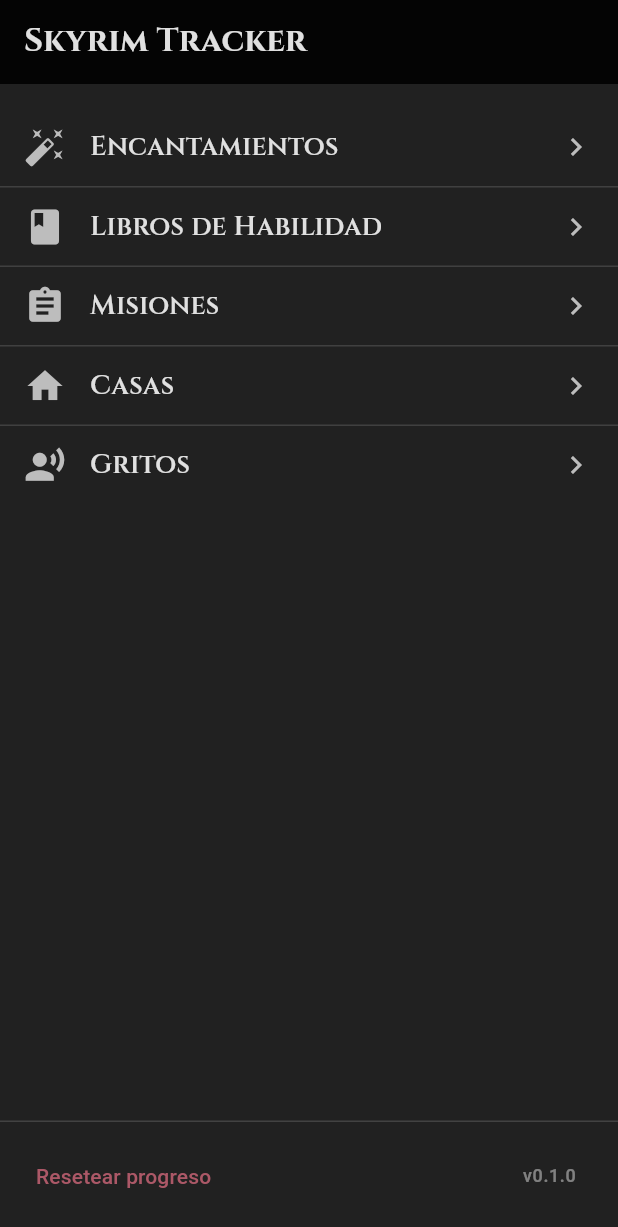
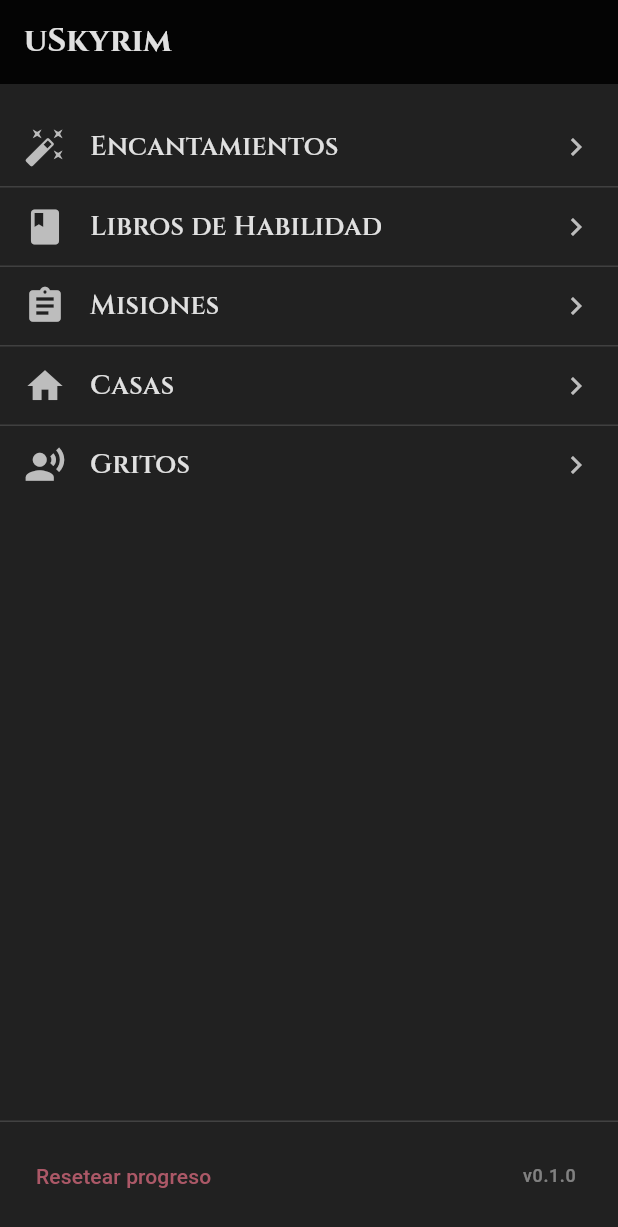
Before and after one commit to VtorHdev/skyrimtrack-flutter-app, a Flutter app: the screen it shows after launch, on a phone screen of 412 x 824 dp. Shown: the top 1227 px of the screen. Run offline on Flutter 3.47's test engine with Material 3 defaults, Android fonts, the phone set to English and light mode, and no system bars; our stand-ins replace equatable, flutter_bloc, freezed_annotation, get_it, go_router, hive and 2 more; accounts and stored records are empty.

Commit message:
Update home_screen.dart

```diff
--- a/uskyrim_flutter_app/lib/presentation/home/home_screen.dart
+++ b/uskyrim_flutter_app/lib/presentation/home/home_screen.dart
@@ -12,7 +12,7 @@
   Widget build(BuildContext context) {
     return Scaffold(
       appBar: AppBar(
-        title: const Text('Skyrim Tracker'),
+        title: const Text('uSkyrim'),
       ),
       body: SafeArea(
         child: Column(
```
